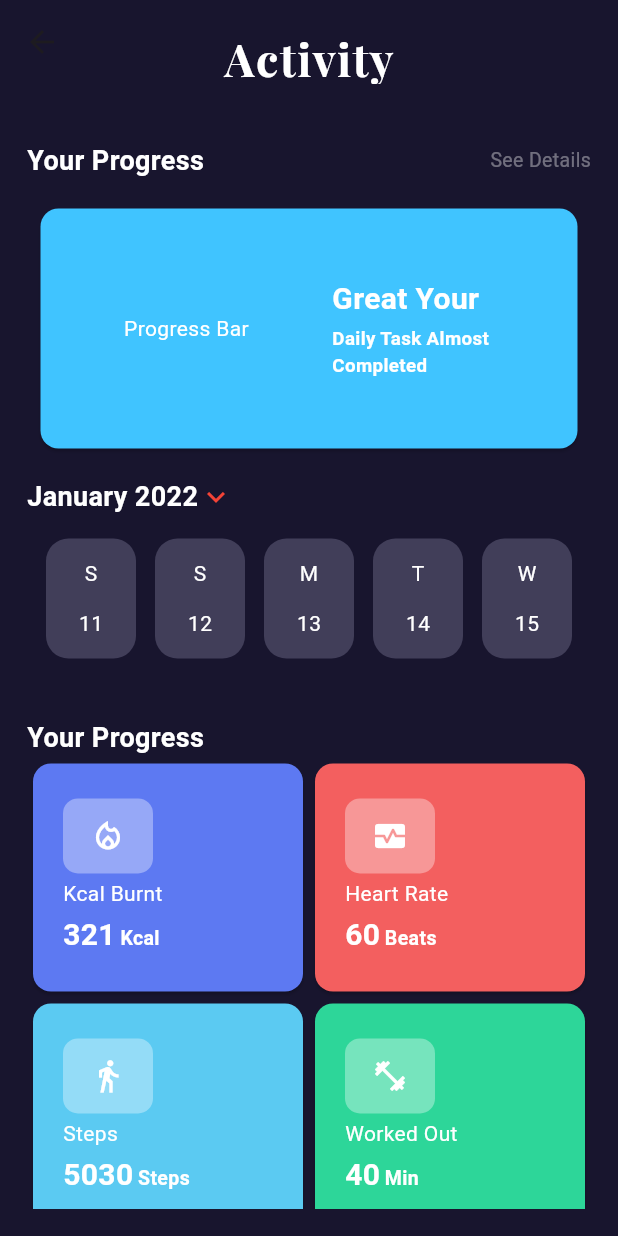
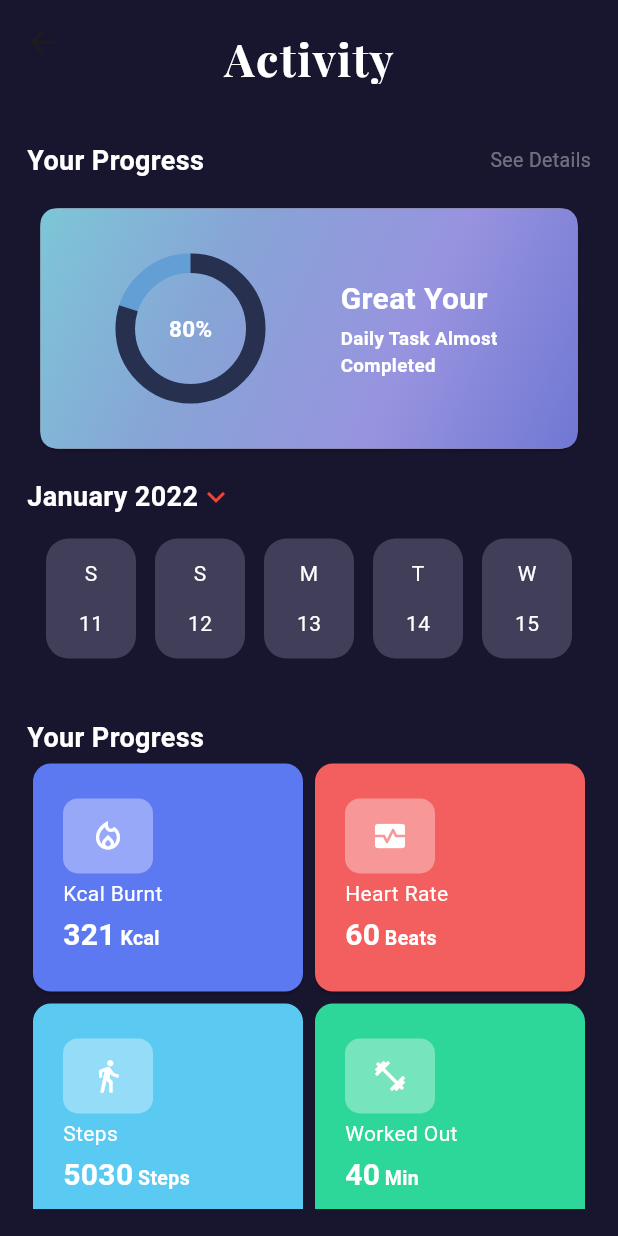
Before and after one commit to Harsh-Kasundra/Android_Fitness_App_Frontend_Screens, a Flutter app: the ActivityScreen screen opened directly, on a phone screen of 412 x 824 dp. Run offline on Flutter 3.47's test engine with Material 3 defaults, Android fonts, the phone set to English and light mode, and no system bars; drawn by our look-alikes of percent_indicator; our stand-ins replace google_fonts.

Commit message:
Last Commit Of Frontend

```diff
--- a/lib/activity_screen_4.dart
+++ b/lib/activity_screen_4.dart
@@ -2,6 +2,7 @@ import 'dart:ui';
 
 import 'package:flutter/material.dart';
 import 'package:google_fonts/google_fonts.dart';
+import 'package:percent_indicator/percent_indicator.dart';
 
 class GetDateContainer extends StatefulWidget {
   final String day;
@@ -111,15 +112,37 @@ class _ActivityScreenState extends State<ActivityScreen> {
                 Padding(
                   padding: const EdgeInsets.only(top: 15, left: 5, right: 5),
                   child: Card(
-                    color: Colors.lightBlueAccent,
                     child: Container(
+                      decoration: BoxDecoration(
+                        borderRadius: BorderRadius.circular(10),
+                        gradient: LinearGradient(
+                          colors: [
+                            Color(0xFF7DC6D7),
+                            Color(0xFF87A4D6),
+                            Color(0xFF9893DF),
+                            Color(0xFF7078D3),
+                          ],
+                          begin: Alignment.topLeft,
+                          end: Alignment.bottomRight,
+                        ),
+                      ),
                       height: 160,
                       child: Row(
                         mainAxisAlignment: MainAxisAlignment.spaceEvenly,
                         children: [
-                          Text(
-                            "Progress Bar",
-                            style: TextStyle(color: Colors.white),
+                          new CircularPercentIndicator(
+                            radius: 50.0,
+                            lineWidth: 13.0,
+                            percent: 0.80,
+                            center: new Text(
+                              "80%",
+                              style: TextStyle(
+                                  color: Colors.white,
+                                  fontSize: 15,
+                                  fontWeight: FontWeight.w700),
+                            ),
+                            progressColor: Color(0xFF283050),
+                            backgroundColor: Color(0xFF639FD4),
                           ),
                           Column(
                             crossAxisAlignment: CrossAxisAlignment.start,
@@ -127,12 +150,20 @@ class _ActivityScreenState extends State<ActivityScreen> {
                             children: [
                               Text(
                                 "Great Your",
-                                style: TextStyle(color: Colors.white,fontSize: 20,fontWeight:FontWeight.w700),
+                                style: TextStyle(
+                                    color: Colors.white,
+                                    fontSize: 20,
+                                    fontWeight: FontWeight.w700),
                               ),
-                              SizedBox(height: 3,),
+                              SizedBox(
+                                height: 3,
+                              ),
                               Text(
                                 "Daily Task Almost \nCompleted",
-                                style: TextStyle(color: Colors.white,fontSize: 12.5,fontWeight: FontWeight.w700),
+                                style: TextStyle(
+                                    color: Colors.white,
+                                    fontSize: 12.5,
+                                    fontWeight: FontWeight.w700),
                               )
                             ],
                           )
@@ -186,14 +217,22 @@ class _ActivityScreenState extends State<ActivityScreen> {
                   children: [
                     Row(
                       children: [
-                        getCard(0xFF5D79F2,Icons.local_fire_department_outlined, "Kcal Burnt", "321","Kcal"),
-                        getCard(0xFFF35F5F,Icons.monitor_heart, "Heart Rate", "60","Beats"),
+                        getCard(
+                            0xFF5D79F2,
+                            Icons.local_fire_department_outlined,
+                            "Kcal Burnt",
+                            "321",
+                            "Kcal"),
+                        getCard(0xFFF35F5F, Icons.monitor_heart, "Heart Rate",
+                            "60", "Beats"),
                       ],
                     ),
                     Row(
                       children: [
-                        getCard(0xFF5BCAF2,Icons.directions_walk, "Steps", "5030","Steps"),
-                        getCard(0xFF2DD699,Icons.fitness_center, "Worked Out", "40","Min"),
+                        getCard(0xFF5BCAF2, Icons.directions_walk, "Steps",
+                            "5030", "Steps"),
+                        getCard(0xFF2DD699, Icons.fitness_center, "Worked Out",
+                            "40", "Min"),
                       ],
                     )
                   ],
@@ -205,7 +244,9 @@ class _ActivityScreenState extends State<ActivityScreen> {
       ),
     );
   }
-  Widget getCard(int color,IconData iconData,String name,String value_1,String value_2){
+
+  Widget getCard(int color, IconData iconData, String name, String value_1,
+      String value_2) {
     return Expanded(
       child: Container(
         height: 160,
@@ -221,20 +262,39 @@ class _ActivityScreenState extends State<ActivityScreen> {
                   height: 50,
                   width: 60,
                   decoration: BoxDecoration(
-                    color:Colors.white.withOpacity(0.35),
-                    borderRadius: BorderRadius.circular(10)
+                      color: Colors.white.withOpacity(0.35),
+                      borderRadius: BorderRadius.circular(10)),
+                  child: Icon(
+                    iconData,
+                    color: Colors.white,
                   ),
-                  child: Icon(iconData,color: Colors.white,),
                 ),
-                Text(name,style: TextStyle(color:Colors.white),),
+                Text(
+                  name,
+                  style: TextStyle(color: Colors.white),
+                ),
                 Row(
                   crossAxisAlignment: CrossAxisAlignment.end,
                   children: [
-                    Text(value_1,style:TextStyle(color:Colors.white,fontSize: 20,fontWeight: FontWeight.w700),),
-                    SizedBox(width: 3,),
+                    Text(
+                      value_1,
+                      style: TextStyle(
+                          color: Colors.white,
+                          fontSize: 20,
+                          fontWeight: FontWeight.w700),
+                    ),
+                    SizedBox(
+                      width: 3,
+                    ),
                     Padding(
                       padding: const EdgeInsets.only(bottom: 3),
-                      child: Text(value_2,style:TextStyle(color:Colors.white,fontSize: 13,fontWeight:FontWeight.w600),),
+                      child: Text(
+                        value_2,
+                        style: TextStyle(
+                            color: Colors.white,
+                            fontSize: 13,
+                            fontWeight: FontWeight.w600),
+                      ),
                     )
                   ],
                 )
--- a/lib/main.dart
+++ b/lib/main.dart
@@ -1,3 +1,4 @@
+import 'package:clg_fitness_app/activity_screen_4.dart';
 import 'package:clg_fitness_app/splash_screen_page.dart';
 import 'package:flutter/material.dart';
 
--- a/pubspec.yaml
+++ b/pubspec.yaml
@@ -32,6 +32,7 @@ dependencies:
     sdk: flutter
 
   google_fonts: ^6.1.0
+  percent_indicator: ^4.0.1
 
 
   # The following adds the Cupertino Icons font to your application.
```
Also changed, not shown: pubspec.lock.
